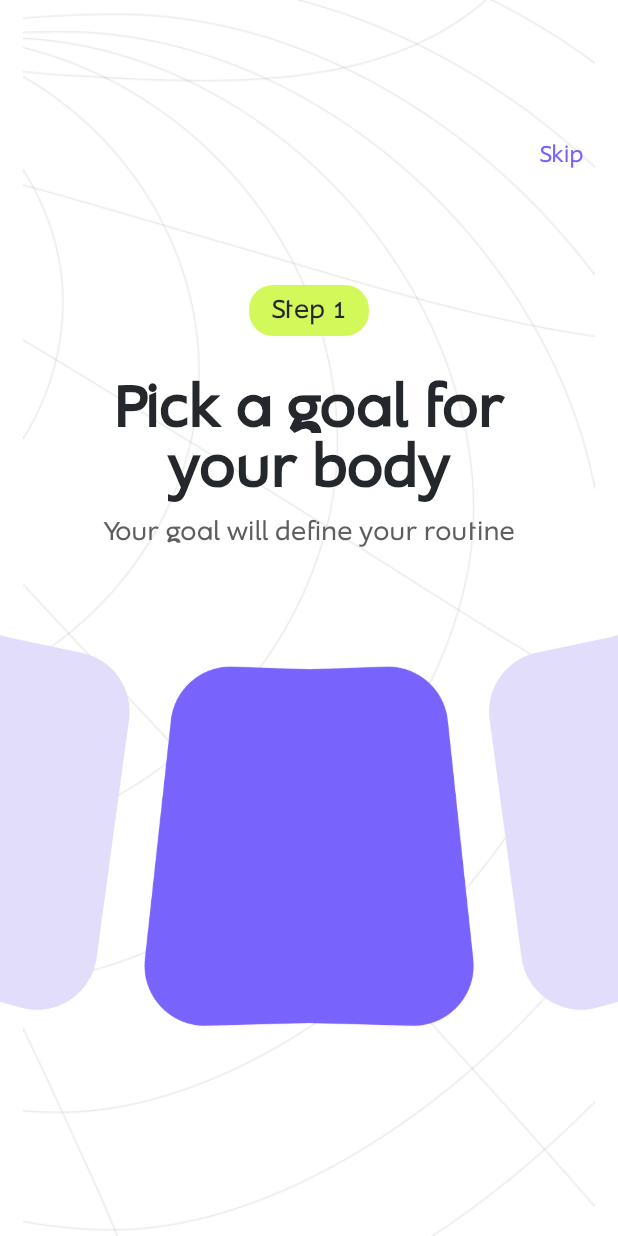
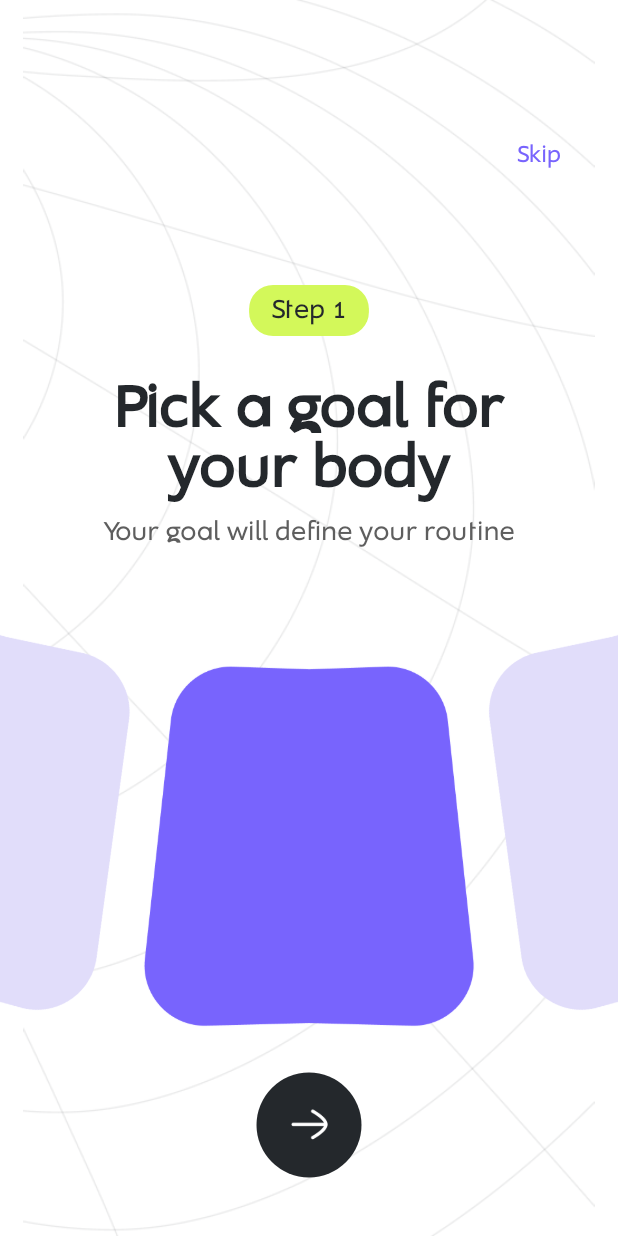
Before and after one commit to mirzamahmud/fitness_app, a Flutter app: the OnboardScreen screen opened by its route, on a phone screen of 412 x 824 dp. Run offline on Flutter 3.47's test engine with Material 2 defaults, Android fonts, the phone set to English and light mode, and no system bars; our stand-ins replace get.

Commit message:
feat(onboard screen): second_screen_content_design_complete

```diff
--- a/lib/core/app_icons.dart
+++ b/lib/core/app_icons.dart
@@ -1,4 +1,5 @@
 class AppIcons{
 
   static const String sliderArrow = "assets/icons/slider_arrow.png";
+  static const String rightArrow = "assets/icons/right_arrow.png";
 }
--- a/lib/core/app_images.dart
+++ b/lib/core/app_images.dart
@@ -2,6 +2,8 @@ class AppImages{
 
   static const String bgImage = "assets/images/bg_image.png";
   static const String bgLineImage = "assets/images/bg_line.png";
+  static const String scaleImage = "assets/images/weight_scale.png";
 
   static const String rectangle1 = "assets/images/rectangle_1.png";
+  static const String rectangle2 = "assets/images/rectangle_2.png";
 }
--- /dev/null
+++ b/lib/view/screens/onboard/inner_widget/first_screen_content.dart
@@ -0,0 +1,150 @@
+import 'dart:math';
+
+import 'package:bdcalling_it_task/core/app_colors.dart';
+import 'package:bdcalling_it_task/core/app_icons.dart';
+import 'package:bdcalling_it_task/core/app_images.dart';
+import 'package:bdcalling_it_task/view/router/app_router.dart';
+import 'package:bdcalling_it_task/view/widgets/button/circle_button.dart';
+import 'package:flutter/material.dart';
+import 'package:get/get.dart';
+
+class FirstScreenContent extends StatelessWidget {
+  const FirstScreenContent({super.key});
+
+  @override
+  Widget build(BuildContext context) {
+    return Stack(
+      alignment: Alignment.center,
+      children: [
+        Image.asset(
+          AppImages.bgLineImage,
+          height: MediaQuery.of(context).size.height,
+          width: MediaQuery.of(context).size.width,
+          color: AppColors.colorBlack,
+        ),
+        Positioned.fill(
+          top: 88,
+          child: Align(
+            alignment: Alignment.topRight,
+            child: Padding(
+              padding: const EdgeInsets.only(right: 30),
+              child: InkWell(
+                onTap: () => Get.offAndToNamed(AppRouter.homeScreen),
+                child: const Padding(
+                  padding: EdgeInsets.all(8.0),
+                  child: Text(
+                    "Skip",
+                    style: TextStyle(
+                        fontSize: 16,
+                        fontFamily: "Nanotech",
+                        fontWeight: FontWeight.w400,
+                        color: AppColors.secondaryColor
+                    ),
+                  ),
+                ),
+              ),
+            ),
+          ),
+        ),
+        Positioned(
+          top: 190,
+          child: Column(
+            children: [
+              Container(
+                padding: const EdgeInsetsDirectional.symmetric(vertical: 8, horizontal: 15),
+                decoration: BoxDecoration(
+                    color: AppColors.primaryColor,
+                    borderRadius: BorderRadius.circular(16)
+                ),
+                alignment: Alignment.center,
+                child: const Text(
+                  "Step 1",
+                  textAlign: TextAlign.center,
+                  style: TextStyle(
+                      fontFamily: "Nanotech",
+                      fontWeight: FontWeight.w400,
+                      fontSize: 18,
+                      color: AppColors.colorBlack
+                  ),
+                ),
+              ),
+              const SizedBox(height: 30),
+              const SizedBox(
+                width: 270,
+                child: Text(
+                  "Pick a goal for your body",
+                  textAlign: TextAlign.center,
+                  style: TextStyle(
+                    fontFamily: "Nanotech",
+                    fontSize: 40,
+                    fontWeight: FontWeight.w700,
+                    color: AppColors.colorBlack,
+                  ),
+                  overflow: TextOverflow.ellipsis,
+                  maxLines: 2,
+                ),
+              ),
+              const SizedBox(height: 12),
+              const Text(
+                "Your goal will define your routine",
+                textAlign: TextAlign.center,
+                style: TextStyle(
+                  fontFamily: "Nanotech",
+                  fontSize: 18,
+                  fontWeight: FontWeight.w400,
+                  color: AppColors.colorGrey,
+                ),
+                overflow: TextOverflow.ellipsis,
+                maxLines: 2,
+              ),
+              const SizedBox(height: 30),
+              Row(
+                children: [
+                  Transform.rotate(
+                    angle: pi / 13,
+                    child: Image.asset(
+                      AppImages.rectangle1,
+                      width: 230,
+                      height: 241,
+                      color: AppColors.secondaryColor_1,
+                    ),
+                  ),
+                  Padding(
+                    padding: const EdgeInsets.only(top: 50),
+                    child: Stack(
+                      clipBehavior: Clip.none,
+                      children: [
+                        Image.asset(
+                          AppImages.rectangle1,
+                          width: 230,
+                          height: 241,
+                          color: AppColors.secondaryColor,
+                        ),
+                      ],
+                    ),
+                  ),
+                  Transform.rotate(
+                    angle: - (pi / 13),
+                    child: Image.asset(
+                      AppImages.rectangle1,
+                      width: 230,
+                      height: 241,
+                      color: AppColors.secondaryColor_1,
+                    ),
+                  )
+                ],
+              ),
+              const SizedBox(height: 30),
+              CircleButton(
+                imageSrc: AppIcons.rightArrow,
+                size: 70,
+                iconSize: 35,
+                press: (){},
+              )
+            ],
+          ),
+        )
+      ],
+    );
+  }
+}
--- a/lib/view/screens/onboard/onboard_screen.dart
+++ b/lib/view/screens/onboard/onboard_screen.dart
@@ -1,8 +1,6 @@
-import 'dart:math';
-
 import 'package:bdcalling_it_task/core/app_colors.dart';
-import 'package:bdcalling_it_task/core/app_images.dart';
-import 'package:carousel_slider/carousel_slider.dart';
+import 'package:bdcalling_it_task/view/screens/onboard/inner_widget/first_screen_content.dart';
+import 'package:bdcalling_it_task/view/screens/onboard/inner_widget/second_screen_content.dart';
 import 'package:flutter/material.dart';
 import 'package:flutter/services.dart';
 
@@ -16,6 +14,8 @@ class OnboardScreen extends StatefulWidget {
 class _OnboardScreenState extends State<OnboardScreen> {
 
   final PageController pageController = PageController();
+
+  List<Widget> widgets = [const FirstScreenContent(), const SecondScreenContent()];
 
   @override
   void initState() {
@@ -40,132 +40,10 @@ class _OnboardScreenState extends State<OnboardScreen> {
       bottom: false,
       child: Scaffold(
         backgroundColor: AppColors.colorWhite,
-        body: Stack(
-          alignment: Alignment.center,
-          clipBehavior: Clip.none,
-          children: [
-            Image.asset(
-              AppImages.bgLineImage,
-              height: MediaQuery.of(context).size.height,
-              width: MediaQuery.of(context).size.width,
-              color: AppColors.colorBlack,
-            ),
-            Positioned.fill(
-              top: 88,
-              child: Align(
-                alignment: Alignment.topRight,
-                child: Padding(
-                  padding: const EdgeInsets.only(right: 15),
-                  child: InkWell(
-                    onTap: (){},
-                    child: const Padding(
-                      padding: EdgeInsets.all(8.0),
-                      child: Text(
-                        "Skip",
-                        style: TextStyle(
-                          fontSize: 16,
-                          fontFamily: "Nanotech",
-                          fontWeight: FontWeight.w400,
-                          color: AppColors.secondaryColor
-                        ),
-                      ),
-                    ),
-                  ),
-                ),
-              ),
-            ),
-            Positioned(
-              top: 190,
-              child: Column(
-                children: [
-                  Container(
-                    padding: const EdgeInsetsDirectional.symmetric(vertical: 8, horizontal: 15),
-                    decoration: BoxDecoration(
-                      color: AppColors.primaryColor,
-                      borderRadius: BorderRadius.circular(16)
-                    ),
-                    alignment: Alignment.center,
-                    child: const Text(
-                      "Step 1",
-                      textAlign: TextAlign.center,
-                      style: TextStyle(
-                        fontFamily: "Nanotech",
-                        fontWeight: FontWeight.w400,
-                        fontSize: 18,
-                        color: AppColors.colorBlack
-                      ),
-                    ),
-                  ),
-                  const SizedBox(height: 30),
-                  const SizedBox(
-                    width: 270,
-                    child: Text(
-                      "Pick a goal for your body",
-                      textAlign: TextAlign.center,
-                      style: TextStyle(
-                        fontFamily: "Nanotech",
-                        fontSize: 40,
-                        fontWeight: FontWeight.w700,
-                        color: AppColors.colorBlack,
-                      ),
-                      overflow: TextOverflow.ellipsis,
-                      maxLines: 2,
-                    ),
-                  ),
-                  const SizedBox(height: 12),
-                  const Text(
-                    "Your goal will define your routine",
-                    textAlign: TextAlign.center,
-                    style: TextStyle(
-                      fontFamily: "Nanotech",
-                      fontSize: 18,
-                      fontWeight: FontWeight.w400,
-                      color: AppColors.colorGrey,
-                    ),
-                    overflow: TextOverflow.ellipsis,
-                    maxLines: 2,
-                  ),
-                  const SizedBox(height: 30),
-                  Row(
-                    children: [
-                      Transform.rotate(
-                        angle: pi / 13,
-                        child: Image.asset(
-                          AppImages.rectangle1,
-                          width: 230,
-                          height: 241,
-                          color: AppColors.secondaryColor_1,
-                        ),
-                      ),
-                      Padding(
-                        padding: const EdgeInsets.only(top: 50),
-                        child: Stack(
-                          clipBehavior: Clip.none,
-                          children: [
-                            Image.asset(
-                              AppImages.rectangle1,
-                              width: 230,
-                              height: 241,
-                              color: AppColors.secondaryColor,
-                            ),
-                          ],
-                        ),
-                      ),
-                      Transform.rotate(
-                        angle: - (pi / 13),
-                        child: Image.asset(
-                          AppImages.rectangle1,
-                          width: 230,
-                          height: 241,
-                          color: AppColors.secondaryColor_1,
-                        ),
-                      )
-                    ],
-                  )
-                ],
-              ),
-            )
-          ],
+        body: PageView.builder(
+          scrollDirection: Axis.horizontal,
+          itemCount: widgets.length,
+          itemBuilder: (context, index) => widgets[index]
         )
       ),
     );
--- a/lib/view/widgets/button/circle_button.dart
+++ b/lib/view/widgets/button/circle_button.dart
@@ -1,10 +1,43 @@
+import 'package:bdcalling_it_task/core/app_colors.dart';
 import 'package:flutter/material.dart';
 
 class CircleButton extends StatelessWidget {
-  const CircleButton({super.key});
+
+  final double size;
+  final double? iconSize;
+  final Color bgColor;
+  final Color iconColor;
+  final String imageSrc;
+  final VoidCallback press;
+
+  const CircleButton({
+    this.size = 40,
+    this.iconSize,
+    this.bgColor = AppColors.colorBlack,
+    this.iconColor = AppColors.colorWhite,
+    required this.imageSrc,
+    required this.press,
+    super.key
+  });
 
   @override
   Widget build(BuildContext context) {
-    return const Placeholder();
+    return GestureDetector(
+      onTap: press,
+      child: Container(
+        height: size, width: size,
+        alignment: Alignment.center,
+        decoration: BoxDecoration(
+          color: bgColor,
+          shape: BoxShape.circle
+        ),
+        child: Image.asset(
+          imageSrc,
+          height: iconSize,
+          width: iconSize,
+          color: iconColor,
+        ),
+      ),
+    );
   }
 }
```
Also changed, not shown: lib/view/screens/onboard/inner_widget/second_screen_content.dart (added, +174 -0 lines), assets/images/rectangle_2.png (renamed from assets/images/Rectangle_2.png).
